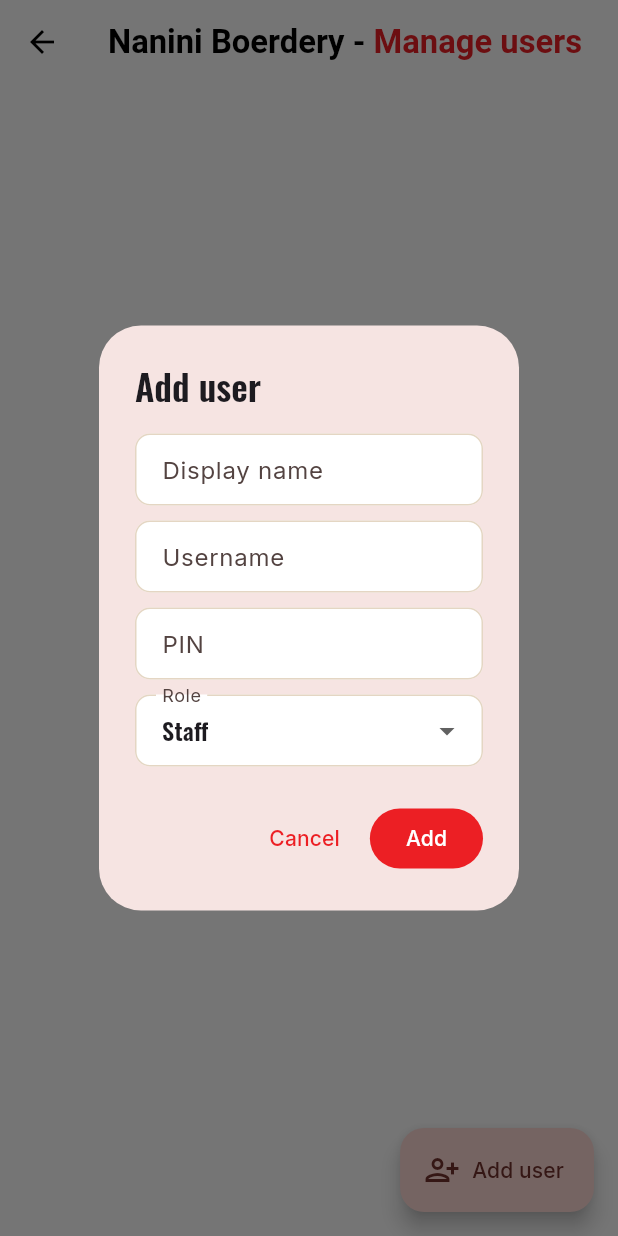
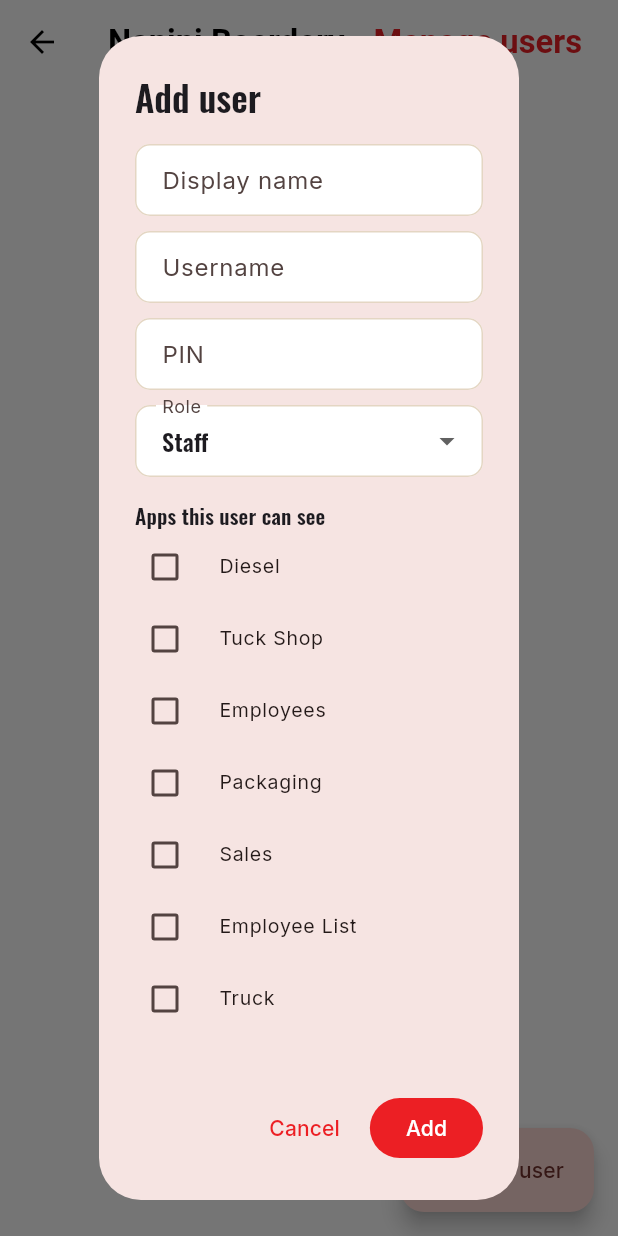
Before and after one commit to DFourie87/Nanini, a Flutter app: the ManageUsersScreen screen opened directly, after a tap on "Add user", on a phone screen of 412 x 824 dp. Run offline on Flutter 3.47's test engine with Material 3 defaults, Android fonts, the phone set to English and light mode, and no system bars; our stand-ins replace csv, file_picker, fl_chart, flutter_map, google_fonts, latlong2 and 5 more; missing offline and left inert: excel; accounts and stored records are empty.

Commit message:
Let admins grant each user access to specific apps
Each login already had its own username/PIN and admin/staff role; this
adds per-user visibility on top -- an admin picks which hub tiles
(Diesel, Sales, Packaging, ...) a staff account can see when creating or
editing them, from a new checklist in Manage Users. Admin accounts are
unaffected and always see every app. A staff account with nothing
enabled sees a friendly empty state on the hub instead of a blank grid.

Backed by a new `modules text[]` column on app_users and a new
update_app_user_access RPC; login/create_app_user/list_app_users now
carry modules through as well.

Co-Authored-By: Claude Sonnet 5 <noreply@anthropic.com>
Claude-Session: https://claude.ai/code/session_0154FLxM7bQ7qjn16GE6RHFv

```diff
--- /dev/null
+++ b/nanini_app/lib/core/auth/app_modules.dart
@@ -0,0 +1,20 @@
+/// The set of hub tiles that can be granted/withheld per staff account --
+/// keys must match what's stored in app_users.modules (see
+/// docs/sql/app_users_auth.sql) and what HubScreen filters its tiles by.
+/// An admin account always sees every tile regardless of this list.
+class AppModule {
+  const AppModule(this.key, this.label);
+  final String key;
+  final String label;
+}
+
+const kAppModules = <AppModule>[
+  AppModule('diesel', 'Diesel'),
+  AppModule('tuckshop', 'Tuck Shop'),
+  AppModule('hours', 'Employees'),
+  AppModule('packaging', 'Packaging'),
+  AppModule('sales', 'Sales'),
+  AppModule('employees_list', 'Employee List'),
+  AppModule('truck', 'Truck'),
+  AppModule('buffalo', 'Buffalo'),
+];
--- a/nanini_app/lib/core/auth/app_user.dart
+++ b/nanini_app/lib/core/auth/app_user.dart
@@ -1,19 +1,25 @@
 class AppUser {
-  AppUser({required this.id, required this.username, required this.displayName, required this.role});
+  AppUser({required this.id, required this.username, required this.displayName, required this.role, this.modules = const []});
 
   final String id;
   final String username;
   final String displayName;
   final String role; // 'admin' | 'staff'
 
+  /// Hub tile keys this account can see -- only meaningful for 'staff';
+  /// an admin can see everything regardless of what's in here.
+  final List<String> modules;
+
   bool get isAdmin => role == 'admin';
+  bool hasModule(String key) => isAdmin || modules.contains(key);
 
   factory AppUser.fromJson(Map<String, dynamic> j) => AppUser(
         id: j['id'] as String,
         username: j['username'] as String,
         displayName: j['display_name'] as String,
         role: j['role'] as String,
+        modules: ((j['modules'] as List?) ?? const []).map((e) => e as String).toList(),
       );
 
-  Map<String, dynamic> toJson() => {'id': id, 'username': username, 'display_name': displayName, 'role': role};
+  Map<String, dynamic> toJson() => {'id': id, 'username': username, 'display_name': displayName, 'role': role, 'modules': modules};
 }
--- a/nanini_app/lib/core/auth/auth_repository.dart
+++ b/nanini_app/lib/core/auth/auth_repository.dart
@@ -7,6 +7,7 @@ class ManagedUser extends AppUser {
     required super.username,
     required super.displayName,
     required super.role,
+    super.modules,
     required this.active,
     required this.createdAt,
   });
@@ -19,6 +20,7 @@ class ManagedUser extends AppUser {
         username: j['username'] as String,
         displayName: j['display_name'] as String,
         role: j['role'] as String,
+        modules: ((j['modules'] as List?) ?? const []).map((e) => e as String).toList(),
         active: j['active'] as bool,
         createdAt: DateTime.parse(j['created_at'] as String),
       );
@@ -42,6 +44,7 @@ class AuthRepository {
     required String displayName,
     required String newPin,
     required String role,
+    List<String> modules = const [],
   }) async {
     final id = await sb.rpc('create_app_user', params: {
       'p_admin_username': adminUsername,
@@ -50,8 +53,27 @@ class AuthRepository {
       'p_display_name': displayName,
       'p_new_pin': newPin,
       'p_role': role,
+      'p_modules': modules,
     });
     return id as String;
+  }
+
+  /// Admin-only: change an existing user's role and/or which hub tiles a
+  /// staff account can see.
+  Future<void> updateAccess({
+    required String adminUsername,
+    required String adminPin,
+    required String targetId,
+    required String role,
+    required List<String> modules,
+  }) {
+    return sb.rpc('update_app_user_access', params: {
+      'p_admin_username': adminUsername,
+      'p_admin_pin': adminPin,
+      'p_target_id': targetId,
+      'p_role': role,
+      'p_modules': modules,
+    });
   }
 
   Future<List<ManagedUser>> listUsers({required String adminUsername, required String adminPin}) async {
--- a/nanini_app/lib/core/auth/session.dart
+++ b/nanini_app/lib/core/auth/session.dart
@@ -22,6 +22,7 @@ class Session extends ChangeNotifier {
   bool get isLoaded => _loaded;
   bool get isLoggedIn => currentUser != null;
   bool get isAdmin => currentUser?.isAdmin ?? false;
+  bool hasModule(String key) => currentUser?.hasModule(key) ?? false;
 
   /// The current admin's PIN, if confirmed this run — for admin RPC calls.
   String? get adminPin => isAdmin ? _pin : null;
--- a/nanini_app/lib/features/auth/manage_users_screen.dart
+++ b/nanini_app/lib/features/auth/manage_users_screen.dart
@@ -1,9 +1,11 @@
 import 'package:flutter/material.dart';
 import 'package:provider/provider.dart';
+import '../../core/auth/app_modules.dart';
 import '../../core/auth/auth_repository.dart';
 import '../../core/auth/session.dart';
 import '../../core/widgets/nanini_app_bar.dart';
 import '../../core/widgets/toast.dart';
+import '../../theme/nanini_theme.dart';
 
 class ManageUsersScreen extends StatefulWidget {
   const ManageUsersScreen({super.key});
@@ -45,14 +47,17 @@ class _ManageUsersScreenState extends State<ManageUsersScreen> {
     final displayNameCtrl = TextEditingController();
     final pinCtrl = TextEditingController();
     String role = 'staff';
+    final modules = <String>{};
 
     final created = await showDialog<bool>(
       context: context,
       builder: (ctx) => StatefulBuilder(
         builder: (ctx, setState) => AlertDialog(
           title: const Text('Add user'),
-          content: Column(
+          content: SingleChildScrollView(
+            child: Column(
               mainAxisSize: MainAxisSize.min,
+              crossAxisAlignment: CrossAxisAlignment.start,
               children: [
                 TextField(controller: displayNameCtrl, decoration: const InputDecoration(labelText: 'Display name')),
                 const SizedBox(height: 10),
@@ -69,7 +74,12 @@ class _ManageUsersScreenState extends State<ManageUsersScreen> {
                   ],
                   onChanged: (v) => setState(() => role = v!),
                 ),
+                const SizedBox(height: 16),
+                _ModuleChecklist(role: role, modules: modules, onChanged: (m) => setState(() => modules
+                  ..clear()
+                  ..addAll(m))),
               ],
+            ),
           ),
           actions: [
             TextButton(onPressed: () => Navigator.pop(ctx, false), child: const Text('Cancel')),
@@ -84,6 +94,7 @@ class _ManageUsersScreenState extends State<ManageUsersScreen> {
                     displayName: displayNameCtrl.text.trim(),
                     newPin: pinCtrl.text.trim(),
                     role: role,
+                    modules: modules.toList(),
                   );
                   if (ctx.mounted) Navigator.pop(ctx, true);
                 } catch (e) {
@@ -101,6 +112,69 @@ class _ManageUsersScreenState extends State<ManageUsersScreen> {
 
     if (created == true) {
       if (mounted) showToast(context, 'User added');
+      _load();
+    }
+  }
+
+  Future<void> _editAccess(ManagedUser u) async {
+    final session = context.read<Session>();
+    String role = u.role;
+    final modules = u.modules.toSet();
+
+    final saved = await showDialog<bool>(
+      context: context,
+      builder: (ctx) => StatefulBuilder(
+        builder: (ctx, setState) => AlertDialog(
+          title: Text(u.displayName),
+          content: SingleChildScrollView(
+            child: Column(
+              mainAxisSize: MainAxisSize.min,
+              crossAxisAlignment: CrossAxisAlignment.start,
+              children: [
+                DropdownButtonFormField<String>(
+                  initialValue: role,
+                  decoration: const InputDecoration(labelText: 'Role'),
+                  items: const [
+                    DropdownMenuItem(value: 'staff', child: Text('Staff')),
+                    DropdownMenuItem(value: 'admin', child: Text('Admin')),
+                  ],
+                  onChanged: (v) => setState(() => role = v!),
+                ),
+                const SizedBox(height: 16),
+                _ModuleChecklist(role: role, modules: modules, onChanged: (m) => setState(() => modules
+                  ..clear()
+                  ..addAll(m))),
+              ],
+            ),
+          ),
+          actions: [
+            TextButton(onPressed: () => Navigator.pop(ctx, false), child: const Text('Cancel')),
+            FilledButton(
+              onPressed: () async {
+                try {
+                  await repo.updateAccess(
+                    adminUsername: session.currentUser!.username,
+                    adminPin: session.adminPin!,
+                    targetId: u.id,
+                    role: role,
+                    modules: modules.toList(),
+                  );
+                  if (ctx.mounted) Navigator.pop(ctx, true);
+                } catch (e) {
+                  if (ctx.mounted) {
+                    ScaffoldMessenger.of(ctx).showSnackBar(const SnackBar(content: Text('Could not update access')));
+                  }
+                }
+              },
+              child: const Text('Save'),
+            ),
+          ],
+        ),
+      ),
+    );
+
+    if (saved == true) {
+      if (mounted) showToast(context, 'Access updated');
       _load();
     }
   }
@@ -126,11 +200,13 @@ class _ManageUsersScreenState extends State<ManageUsersScreen> {
                         itemCount: users.length,
                         itemBuilder: (context, i) {
                           final u = users[i];
+                          final access = u.isAdmin ? 'all apps' : (u.modules.isEmpty ? 'no apps' : '${u.modules.length} app${u.modules.length == 1 ? '' : 's'}');
                           return Card(
                             margin: const EdgeInsets.only(bottom: 10),
                             child: ListTile(
+                              onTap: () => _editAccess(u),
                               title: Text(u.displayName),
-                              subtitle: Text('@${u.username} · ${u.role}${u.active ? '' : ' · disabled'}'),
+                              subtitle: Text('@${u.username} · ${u.role} · $access${u.active ? '' : ' · disabled'}'),
                               trailing: Switch(value: u.active, onChanged: (_) => _toggleActive(u)),
                             ),
                           );
@@ -146,3 +222,43 @@ class _ManageUsersScreenState extends State<ManageUsersScreen> {
     );
   }
 }
+
+/// The set of hub tiles a 'staff' account can see -- irrelevant for 'admin',
+/// which always has access to everything, so this just says so instead of
+/// showing checkboxes that would have no effect.
+class _ModuleChecklist extends StatelessWidget {
+  const _ModuleChecklist({required this.role, required this.modules, required this.onChanged});
+  final String role;
+  final Set<String> modules;
+  final ValueChanged<Set<String>> onChanged;
+
+  @override
+  Widget build(BuildContext context) {
+    if (role == 'admin') {
+      return const Text('Admins have access to every app.', style: TextStyle(color: NaniniColors.muted));
+    }
+    return Column(
+      crossAxisAlignment: CrossAxisAlignment.start,
+      children: [
+        Text('Apps this user can see', style: Theme.of(context).textTheme.titleSmall),
+        for (final m in kAppModules)
+          CheckboxListTile(
+            dense: true,
+            contentPadding: EdgeInsets.zero,
+            controlAffinity: ListTileControlAffinity.leading,
+            title: Text(m.label),
+            value: modules.contains(m.key),
+            onChanged: (checked) {
+              final next = Set<String>.from(modules);
+              if (checked == true) {
+                next.add(m.key);
+              } else {
+                next.remove(m.key);
+              }
+              onChanged(next);
+            },
+          ),
+      ],
+    );
+  }
+}
--- a/nanini_app/lib/features/hub/hub_screen.dart
+++ b/nanini_app/lib/features/hub/hub_screen.dart
@@ -15,7 +15,8 @@ import '../truck/truck_home_screen.dart';
 import '../game_breeding/game_breeding_home_screen.dart';
 
 class _ModuleTile {
-  const _ModuleTile(this.emoji, this.name, this.builder);
+  const _ModuleTile(this.key, this.emoji, this.name, this.builder);
+  final String key;
   final String emoji;
   final String name;
   final WidgetBuilder builder;
@@ -25,20 +26,21 @@ class HubScreen extends StatelessWidget {
   const HubScreen({super.key});
 
   static final _tiles = <_ModuleTile>[
-    _ModuleTile('⛽', 'Diesel', (_) => const DieselHomeScreen()),
-    _ModuleTile('🛒', 'Tuck Shop', (_) => const TuckshopHomeScreen()),
-    _ModuleTile('🕒', 'Employees', (_) => const HoursHomeScreen()),
-    _ModuleTile('📦', 'Packaging', (_) => const DeliveryHomeScreen()),
-    _ModuleTile('📊', 'Sales', (_) => const SalesHomeScreen()),
-    _ModuleTile('🧑‍🌾', 'Employee List', (_) => const EmployeesHomeScreen()),
-    _ModuleTile('🚚', 'Truck', (_) => const TruckHomeScreen()),
-    _ModuleTile('🐃', 'Buffalo', (_) => const GameSpeciesHomeScreen(species: 'Buffalo')),
+    _ModuleTile('diesel', '⛽', 'Diesel', (_) => const DieselHomeScreen()),
+    _ModuleTile('tuckshop', '🛒', 'Tuck Shop', (_) => const TuckshopHomeScreen()),
+    _ModuleTile('hours', '🕒', 'Employees', (_) => const HoursHomeScreen()),
+    _ModuleTile('packaging', '📦', 'Packaging', (_) => const DeliveryHomeScreen()),
+    _ModuleTile('sales', '📊', 'Sales', (_) => const SalesHomeScreen()),
+    _ModuleTile('employees_list', '🧑‍🌾', 'Employee List', (_) => const EmployeesHomeScreen()),
+    _ModuleTile('truck', '🚚', 'Truck', (_) => const TruckHomeScreen()),
+    _ModuleTile('buffalo', '🐃', 'Buffalo', (_) => const GameSpeciesHomeScreen(species: 'Buffalo')),
   ];
 
   @override
   Widget build(BuildContext context) {
     final session = context.watch<Session>();
     final user = session.currentUser;
+    final tiles = _tiles.where((t) => session.hasModule(t.key)).toList();
     return Scaffold(
       backgroundColor: NaniniColors.paper,
       body: SafeArea(
@@ -81,12 +83,23 @@ class HubScreen extends StatelessWidget {
               ),
             ),
             Expanded(
-              child: LayoutBuilder(
+              child: tiles.isEmpty
+                  ? const Center(
+                      child: Padding(
+                        padding: EdgeInsets.all(24),
+                        child: Text(
+                          'No apps have been enabled for your account yet — ask an admin to give you access.',
+                          textAlign: TextAlign.center,
+                          style: TextStyle(color: NaniniColors.muted),
+                        ),
+                      ),
+                    )
+                  : LayoutBuilder(
                       builder: (context, constraints) {
                         const crossAxisCount = 2;
                         const spacing = 14.0;
                         const gridPadding = 20.0;
-                  final rows = (_tiles.length / crossAxisCount).ceil();
+                        final rows = (tiles.length / crossAxisCount).ceil();
                         final availableWidth = constraints.maxWidth - gridPadding * 2;
                         final availableHeight = constraints.maxHeight - gridPadding * 2;
                         final tileWidth = (availableWidth - spacing * (crossAxisCount - 1)) / crossAxisCount;
@@ -99,7 +112,7 @@ class HubScreen extends StatelessWidget {
                           mainAxisSpacing: spacing,
                           crossAxisSpacing: spacing,
                           childAspectRatio: tileWidth / tileHeight,
-                    children: _tiles
+                          children: tiles
                               .map((t) => _Tile(
                                     emoji: t.emoji,
                                     name: t.name,
```
Also changed, not shown: 1 other file. Lines whose indentation alone changed are shown as unchanged.
